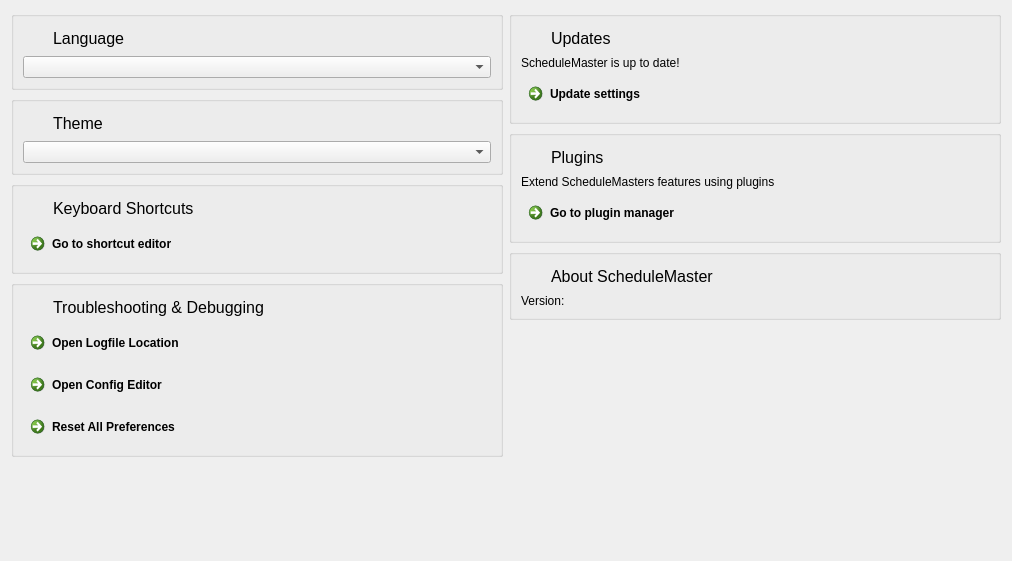
Qt form Widgets/DlgPreferencesPages/WdgPreferencesPageHome.ui (ma7t3/ScheduleMaster) before a commit.
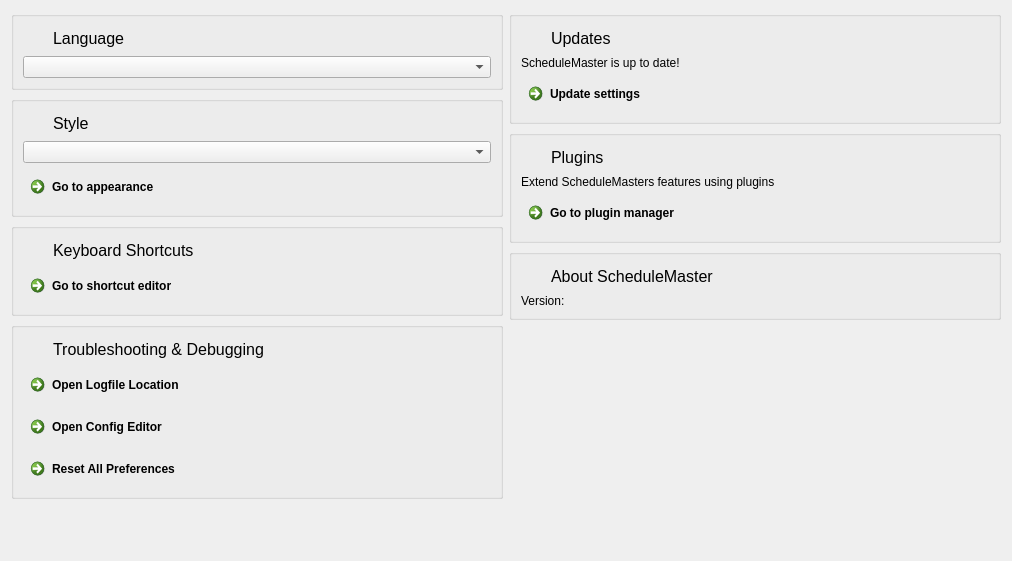
The same form after that commit. Icons and pictures are not drawn.

Commit message: Add + implement styles model

```diff
--- a/Widgets/DlgPreferencesPages/WdgPreferencesPageHome.ui
+++ b/Widgets/DlgPreferencesPages/WdgPreferencesPageHome.ui
@@ -110,14 +110,21 @@
              </font>
             </property>
             <property name="text">
-             <string>Theme</string>
+             <string>Style</string>
             </property>
            </widget>
           </item>
          </layout>
         </item>
         <item>
-         <widget class="QComboBox" name="cbTheme"/>
+         <widget class="QComboBox" name="cbStyle"/>
+        </item>
+        <item>
+         <widget class="QCommandLinkButton" name="clbAppearance">
+          <property name="text">
+           <string>Go to appearance</string>
+          </property>
+         </widget>
         </item>
        </layout>
       </widget>
```
The commit also changes 8 other files.
